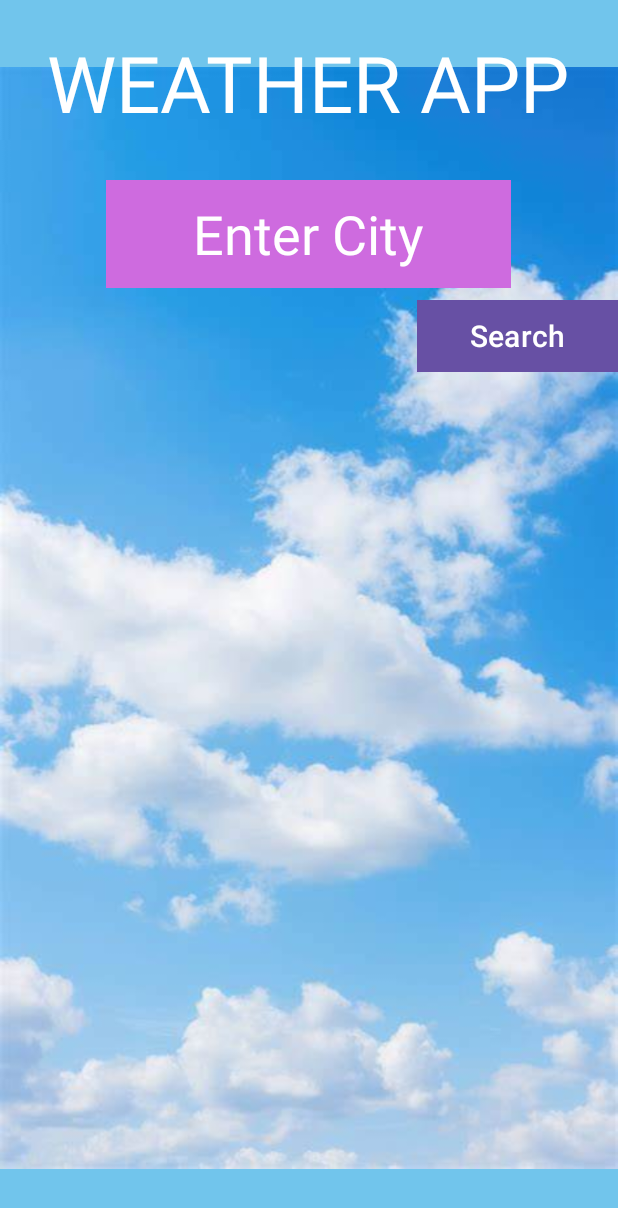
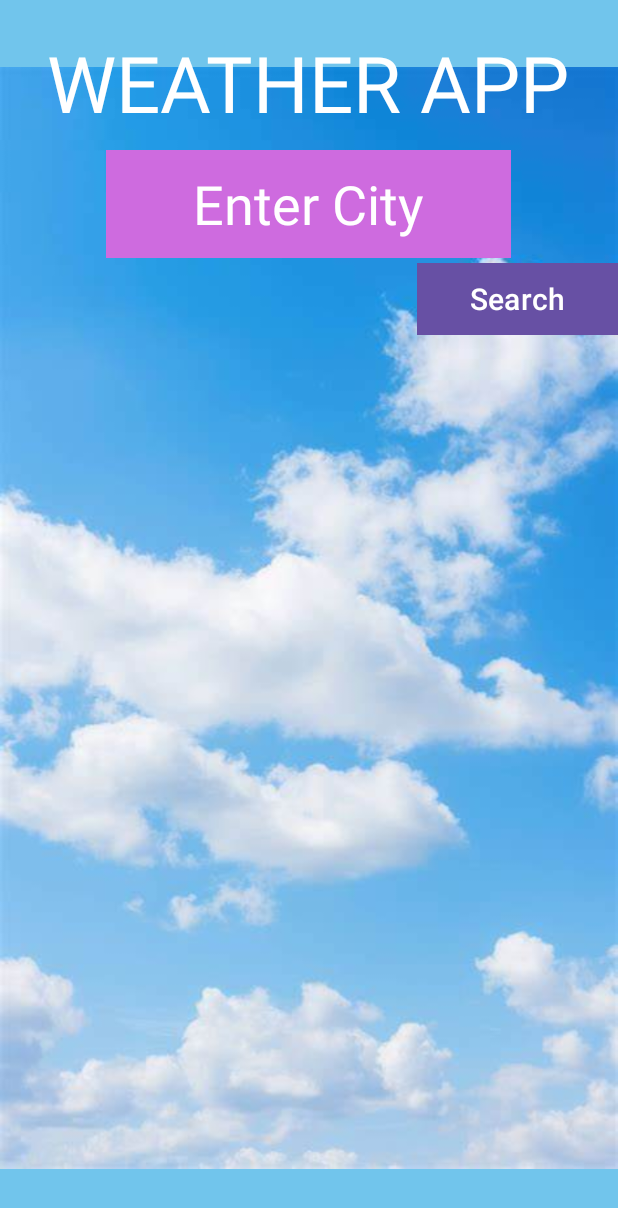
Before and after one commit to kanth2022/Weatherapp, an Android app: the screen it shows after launch (MainActivity), on a phone screen of 412 x 824 dp. Shown: the top 1208 px of the screen. Run offline under Robolectric (Android 15) with nearby library versions, the phone set to English and light mode, and no system bars.

Commit message:
finished projectchanges done

```diff
--- a/app/src/main/res/layout/activity_main.xml
+++ b/app/src/main/res/layout/activity_main.xml
@@ -32,7 +32,7 @@
         android:layout_width="270dp"
         android:layout_height="72dp"
         android:layout_centerHorizontal="true"
-        android:layout_marginTop="120dp"
+        android:layout_marginTop="100dp"
         android:background="#CE6BDF"
         android:hint="Enter City"
         android:textColorHint="@color/white"
@@ -45,7 +45,7 @@
         android:layout_width="134dp"
         android:layout_height="wrap_content"
         android:layout_alignParentRight="true"
-        android:layout_marginTop="200dp"
+        android:layout_marginTop="175dp"
         android:text="Search"
         android:textSize="20dp"
         android:background="#7A57BA" />
@@ -54,13 +54,12 @@
         android:id="@+id/weather"
         android:layout_width="wrap_content"
         android:layout_height="wrap_content"
-        android:layout_centerHorizontal="true"
-        android:layout_centerVertical="true"
+        android:layout_centerInParent="true"
+        android:background="#D870EA"
+        android:textColor="@color/white"
+        android:textFontWeight="500"
         android:textSize="30dp"
-        android:textFontWeight="500"
-        android:textStyle="bold"
-        android:background="#D870EA"
-        android:textColor="@color/white" />
+        android:textStyle="bold" />
 
 
 </RelativeLayout>
```
